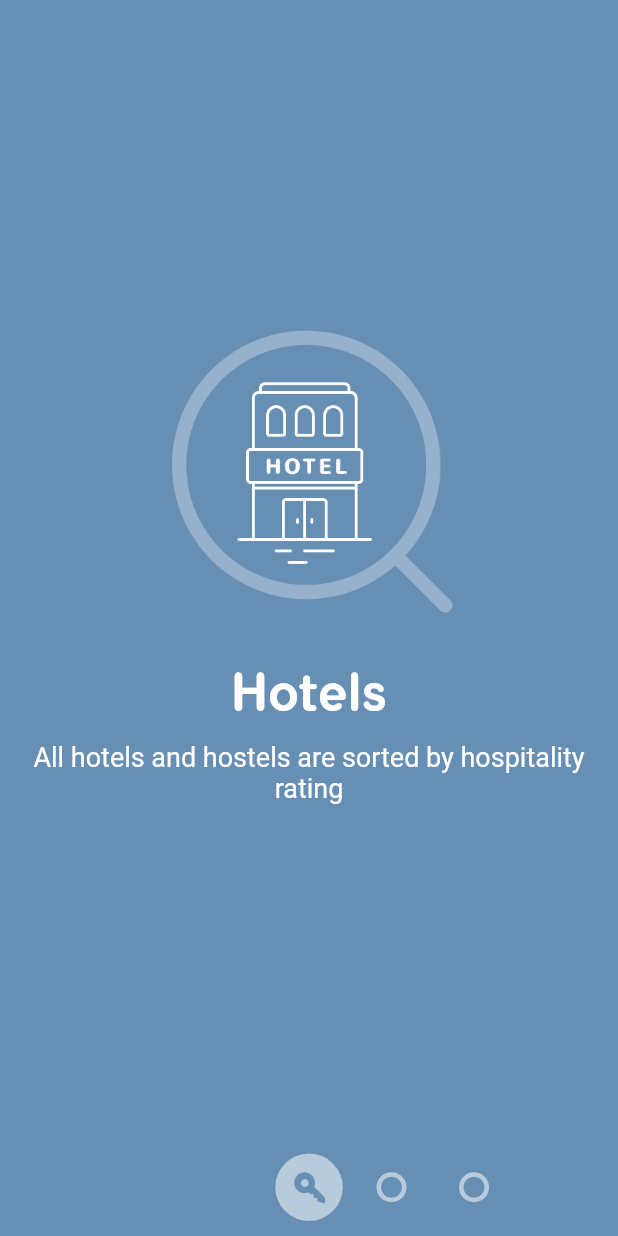
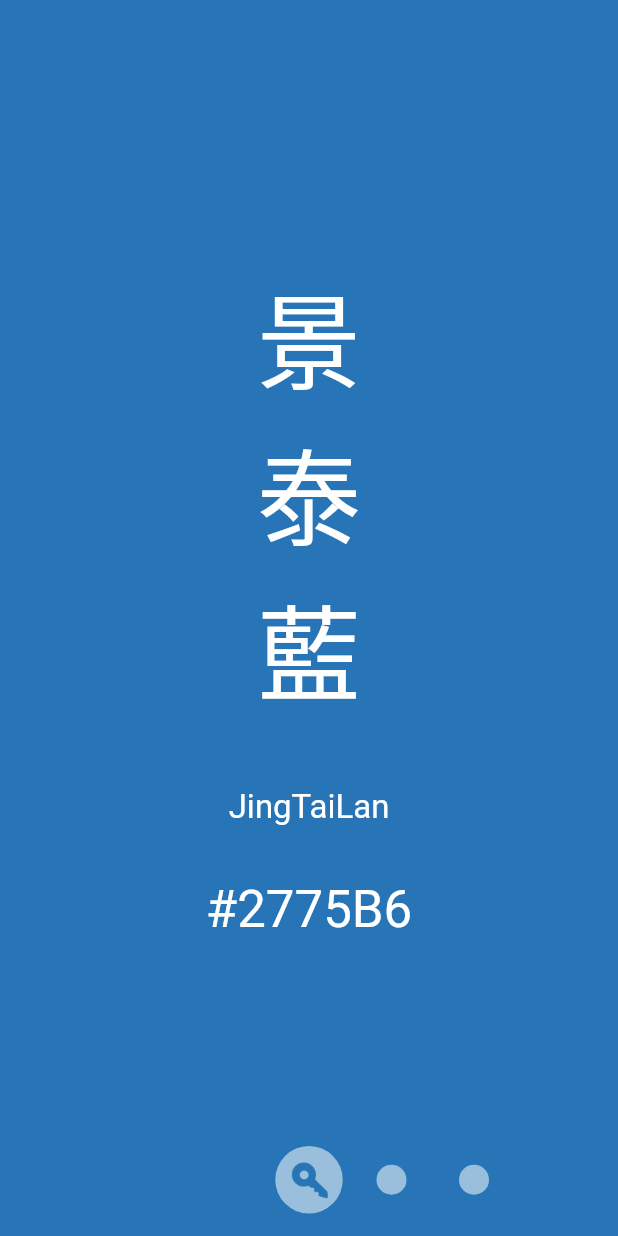
Before and after one commit to noterpopo/MaterialPageReveal, a Flutter app: the screen it shows after launch, on a phone screen of 412 x 824 dp. Run offline on Flutter 3.47's test engine with Material 2 defaults, Android fonts, the phone set to English and light mode, and no system bars; Roboto replaces fonts that are missing (hdx).

Commit message:
add colorpage

```diff
--- a/lib/main.dart
+++ b/lib/main.dart
@@ -111,12 +111,15 @@ class _MyHomePageState extends State<MyHomePage> with TickerProviderStateMixin{
               precentVisible: slidePercent,
             ),
           ),
-          new PagerIndicator(
-            viewModel: new PagerIndicatorViewModel(
-              pages,
-              activeIndex,
-              slideDirection,
-              slidePercent
+          new Padding(
+            padding: const EdgeInsets.only(bottom: 5.0),
+            child: new PagerIndicator(
+              viewModel: new PagerIndicatorViewModel(
+                pages,
+                activeIndex,
+                slideDirection,
+                slidePercent
+              ),
             ),
           ),
           new PageDragger(
--- a/lib/page_indicator.dart
+++ b/lib/page_indicator.dart
@@ -94,15 +94,7 @@ class PageBubble extends StatelessWidget{
           height: lerpDouble(20.0,45.0,viewModel.activePercent),
           decoration: new BoxDecoration(
             shape: BoxShape.circle,
-            color: viewModel.isHollow
-              ?const Color(0x88FFFFFF).withAlpha((0x88*viewModel.activePercent).round())
-              :const Color(0x88FFFFFF),
-            border: new Border.all(
-              color: viewModel.isHollow
-                  ?const Color(0x88FFFFFF).withAlpha((0x88*(1.0-viewModel.activePercent)).round())
-                  :Colors.transparent,
-              width: 3.0
-            )
+            color: const Color(0x88FFFFFF),
           ),
           child: new Opacity(opacity: viewModel.activePercent,child: new Image.asset(viewModel.iconAssetPath,color: viewModel.color,)),
         ),
--- a/lib/pages.dart
+++ b/lib/pages.dart
@@ -1,9 +1,10 @@
 import 'package:flutter/material.dart';
+import 'package:material_page_reveal/vertical_text.dart';
 
 final pages=[
-  new PageViewModel(const Color(0xFF678FB4), 'assets/hotels.png', 'Hotels', 'All hotels and hostels are sorted by hospitality rating', 'assets/key.png'),
-  new PageViewModel(const Color(0xFF65B0B4), 'assets/banks.png', 'Banks', 'We carefully verify all banks before adding them into the app', 'assets/wallet.png'),
-  new PageViewModel(const Color(0xFF9B90BC), 'assets/stores.png', 'Store', 'All local stores are categorized for your convenience', 'assets/shopping_cart.png'),
+  new PageViewModel(const Color(0xFF2775B6), '景泰藍','JingTaiLan','#2775B6','assets/key.png'),
+  new PageViewModel(const Color(0xFFEBA0B3), '芍藥耕紅', 'ShaoYaoGengHong','#EBA0B3','assets/wallet.png'),
+  new PageViewModel(const Color(0xFF862617), '赭石', 'ZheShi','#862617','assets/shopping_cart.png'),
 ];
 class Page extends StatelessWidget{
 
@@ -16,6 +17,7 @@ class Page extends StatelessWidget{
   });
   @override
   Widget build(BuildContext context) {
+    var textLen=viewModel.colorName.length;
     return new Container(
       width: double.infinity,
       color: viewModel.color,
@@ -24,32 +26,34 @@ class Page extends StatelessWidget{
         child: new Column(
           mainAxisAlignment: MainAxisAlignment.center,
           children: <Widget>[
+            new Expanded(child: new Container()),
             new Transform(
               transform: new Matrix4.translationValues(0.0, 50.0*(1.0-precentVisible), 0.0),
               child: new Padding(
-                child: new Image.asset(viewModel.heroAssetPath,width: 200.0,height: 200.0,),
-                padding: new EdgeInsets.only(bottom: 25.0),),
+                child: new VerticalText(
+                  text: viewModel.colorName,
+                ),
+                padding: new EdgeInsets.only(bottom: 20.0*(5-textLen)),),
             ),
             new Transform(
               transform: new Matrix4.translationValues(0.0, 30.0*(1.0-precentVisible), 0.0),
               child: new Padding(
-                padding: new EdgeInsets.only(top: 10.0,bottom: 10.0),
-                child: new Text(viewModel.title,style: new TextStyle(
+                padding: new EdgeInsets.only(bottom: 10.0),
+                child: new Text(viewModel.pingyin,style: new TextStyle(
                     color: Colors.white,
-                    fontFamily: 'FlamanteRoma',
-                    fontSize: 34.0
+                    fontSize: 22.0
                 ),),
               ),
             ),
             new Transform(
               transform: new Matrix4.translationValues(0.0, 50.0*(1.0-precentVisible), 0.0),
               child: new Padding(
-                padding: new EdgeInsets.only(bottom: 75.0),
-                child: new Text(viewModel.body,
+                padding: new EdgeInsets.only(top:25.0,bottom: MediaQuery.of(context).size.height*0.24),
+                child: new Text(viewModel.RGBCode,
                   textAlign: TextAlign.center,
                   style: new TextStyle(
                       color: Colors.white,
-                      fontSize: 18.0
+                      fontSize: 34.0
                   ),),
               ),
             )
@@ -62,16 +66,13 @@ class Page extends StatelessWidget{
 
 class PageViewModel{
   final Color color;
-  final String heroAssetPath;
-  final String title;
-  final String body;
+  final String colorName;
+  final String pingyin;
+  final String RGBCode;
   final String iconAssetIcon;
 
-  PageViewModel(
-      this.color,
-      this.heroAssetPath,
-      this.title,
-      this.body,
-      this.iconAssetIcon
-      );
+  PageViewModel(this.color, this.colorName, this.pingyin, this.RGBCode,
+      this.iconAssetIcon);
+
+
 }
--- /dev/null
+++ b/lib/vertical_text.dart
@@ -0,0 +1,23 @@
+import 'package:flutter/material.dart';
+class VerticalText extends StatelessWidget{
+  final String text;
+
+  VerticalText({this.text});
+
+  @override
+  Widget build(BuildContext context) {
+    return new Column(
+        mainAxisAlignment: MainAxisAlignment.center,
+        mainAxisSize: MainAxisSize.min,
+        children: init(text)
+    );
+  }
+
+  List<Widget> init(String text){
+    List<Widget> list=new List<Widget>();
+    for(int i=0;i<text.length;++i){
+      list.add(new Text(text[i],style: new TextStyle(fontFamily: 'hdx',fontSize: 70.0,color: Colors.white)));
+    }
+    return list;
+  }
+}
--- a/pubspec.yaml
+++ b/pubspec.yaml
@@ -61,3 +61,6 @@ flutter:
         - asset: assets/fonts/Flamante-Roma-Medium.ttf
         - asset: assets/fonts/Flamante-Roma-MediumItalic.ttf
           style: italic
+    - family: hdx
+      fonts:
+        - asset: assets/fonts/hdx.ttf
```
Also changed, not shown: 1 other file.
